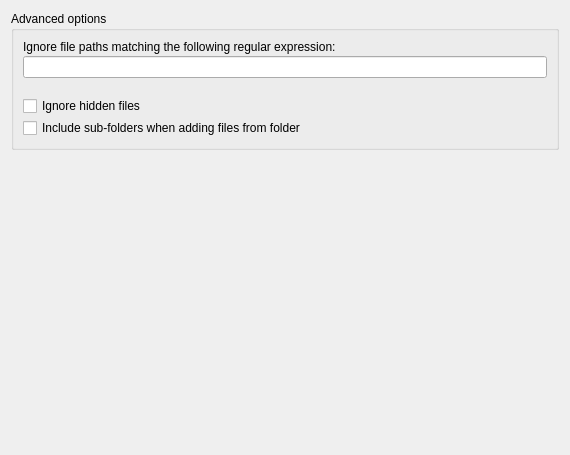
Old version of the form ui/options_advanced.ui in the repository metabrainz/picard.
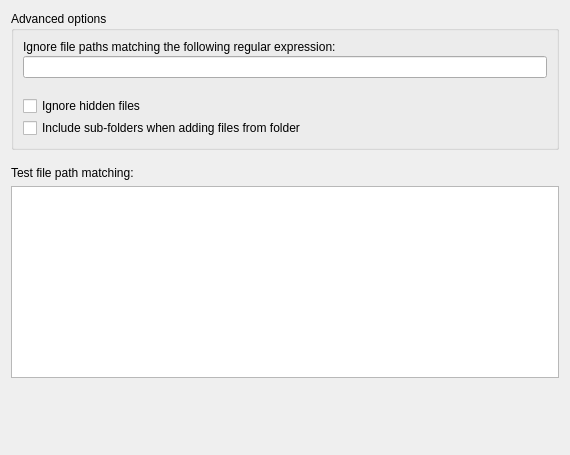
New version of the form.

Commit message: Add playground to test Advanced options file path regex

Patch:
```diff
--- a/ui/options_advanced.ui
+++ b/ui/options_advanced.ui
@@ -66,6 +66,32 @@
      </layout>
     </widget>
    </item>
+   <item>
+    <spacer name="verticalSpacer_2">
+     <property name="orientation">
+      <enum>Qt::Orientation::Vertical</enum>
+     </property>
+     <property name="sizeType">
+      <enum>QSizePolicy::Policy::Fixed</enum>
+     </property>
+     <property name="sizeHint" stdset="0">
+      <size>
+       <width>20</width>
+       <height>10</height>
+      </size>
+     </property>
+    </spacer>
+   </item>
+   <item>
+    <widget class="QLabel" name="label_test_file_path_matching">
+     <property name="text">
+      <string>Test file path matching:</string>
+     </property>
+    </widget>
+   </item>
+   <item>
+    <widget class="QPlainTextEdit" name="test_file_path_matching"/>
+   </item>
    <item>
     <spacer name="verticalSpacer">
      <property name="orientation">
```
The commit also changes 2 other files.
